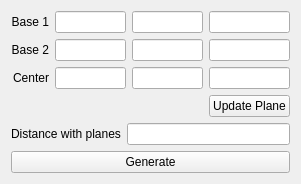
The window that Polyhedron/demo/Polyhedron/Plane_multiple_cut_widget.ui (CGAL/cgal) describes before a commit, drawn with Qt 5.
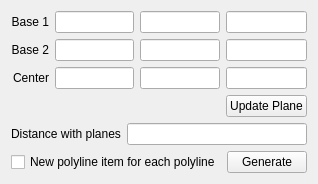
The same window after the commit.

Commit message: finalizing first version of plane-cut, tested with a few synthetic degenerate test cases new option for plugin

```diff
--- a/Polyhedron/demo/Polyhedron/Plane_multiple_cut_widget.ui
+++ b/Polyhedron/demo/Polyhedron/Plane_multiple_cut_widget.ui
@@ -6,7 +6,7 @@
    <rect>
     <x>0</x>
     <y>0</y>
-    <width>301</width>
+    <width>295</width>
     <height>180</height>
    </rect>
   </property>
@@ -82,17 +82,6 @@
      </item>
     </layout>
    </item>
-   <item row="2" column="0">
-    <layout class="QHBoxLayout">
-     <item>
-      <widget class="QPushButton" name="Generate_button">
-       <property name="text">
-        <string>Generate</string>
-       </property>
-      </widget>
-     </item>
-    </layout>
-   </item>
    <item row="1" column="0">
     <layout class="QHBoxLayout" name="horizontalLayout">
      <item>
@@ -107,6 +96,24 @@
      </item>
     </layout>
    </item>
+   <item row="3" column="0">
+    <layout class="QHBoxLayout">
+     <item>
+      <widget class="QCheckBox" name="newPolylineItemCheckBox">
+       <property name="text">
+        <string>New polyline item for each polyline</string>
+       </property>
+      </widget>
+     </item>
+     <item>
+      <widget class="QPushButton" name="Generate_button">
+       <property name="text">
+        <string>Generate</string>
+       </property>
+      </widget>
+     </item>
+    </layout>
+   </item>
   </layout>
  </widget>
  <resources/>
```
The commit also changes 3 other files.
